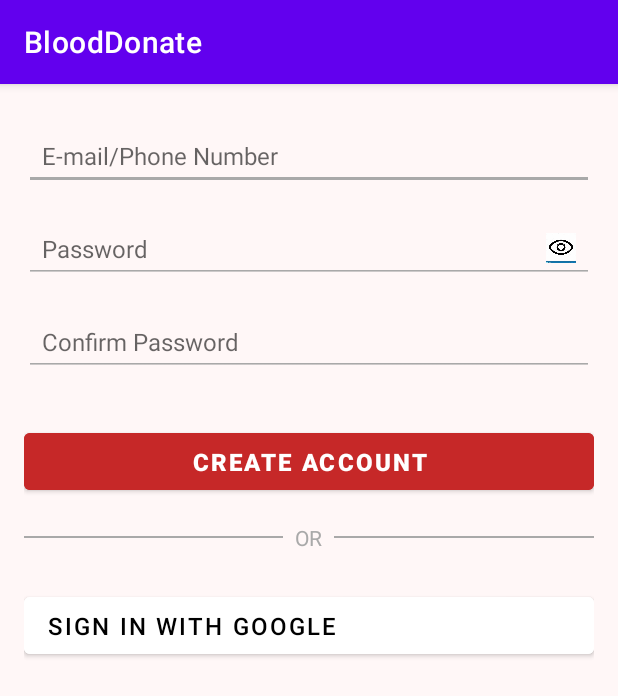
After one commit to dinhminh0307/Blood-Donation-App, an Android app: the RegisterActivity screen opened directly, with no data from a screen before it, on a phone screen of 412 x 824 dp. The commit adds this screen. Shown: the top 696 px of the screen. Run offline under Robolectric (Android 15) with nearby library versions, the phone set to English and light mode, and no system bars.

Commit message:
feat: add the register page

```diff
--- a/app/src/main/AndroidManifest.xml
+++ b/app/src/main/AndroidManifest.xml
@@ -13,6 +13,9 @@
         android:theme="@style/Theme.BloodDonate"
         tools:targetApi="31">
         <activity
+            android:name=".activities.RegisterActivity"
+            android:exported="false" />
+        <activity
             android:name=".MainActivity"
             android:exported="true">
             <intent-filter>
--- a/app/src/main/java/com/example/blooddonate/MainActivity.java
+++ b/app/src/main/java/com/example/blooddonate/MainActivity.java
@@ -1,6 +1,9 @@
 package com.example.blooddonate;
 
+import android.content.Intent;
 import android.os.Bundle;
+import android.view.View;
+import android.widget.Button;
 
 import androidx.activity.EdgeToEdge;
 import androidx.appcompat.app.AppCompatActivity;
@@ -8,13 +11,29 @@ import androidx.core.graphics.Insets;
 import androidx.core.view.ViewCompat;
 import androidx.core.view.WindowInsetsCompat;
 
+import com.example.blooddonate.activities.RegisterActivity;
+
 public class MainActivity extends AppCompatActivity {
+
+    Button createAccountBtn;
 
     @Override
     protected void onCreate(Bundle savedInstanceState) {
         super.onCreate(savedInstanceState);
         EdgeToEdge.enable(this);
         setContentView(R.layout.activity_main);
+        onRegisterClicked();
 
     }
+
+    private void onRegisterClicked() {
+        createAccountBtn = findViewById(R.id.create_account_button);
+        createAccountBtn.setOnClickListener(new View.OnClickListener() {
+            @Override
+            public void onClick(View v) {
+                Intent intent = new Intent(MainActivity.this, RegisterActivity.class);
+                startActivity(intent);
+            }
+        });
+    }
 }
--- /dev/null
+++ b/app/src/main/java/com/example/blooddonate/activities/RegisterActivity.java
@@ -0,0 +1,22 @@
+package com.example.blooddonate.activities;
+
+import android.os.Bundle;
+
+import androidx.activity.EdgeToEdge;
+import androidx.appcompat.app.AppCompatActivity;
+import androidx.core.graphics.Insets;
+import androidx.core.view.ViewCompat;
+import androidx.core.view.WindowInsetsCompat;
+
+import com.example.blooddonate.R;
+
+public class RegisterActivity extends AppCompatActivity {
+
+    @Override
+    protected void onCreate(Bundle savedInstanceState) {
+        super.onCreate(savedInstanceState);
+        EdgeToEdge.enable(this);
+        setContentView(R.layout.activity_register);
+
+    }
+}
--- /dev/null
+++ b/app/src/main/res/drawable/google_button_background.xml
@@ -0,0 +1,7 @@
+<shape xmlns:android="http://schemas.android.com/apk/res/android">
+    <solid android:color="#FFFFFF" />
+    <corners android:radius="8dp" />
+    <stroke
+        android:width="1dp"
+        android:color="#A9A9A9" />
+</shape>
--- /dev/null
+++ b/app/src/main/res/drawable/ic_visibility_small.xml
@@ -0,0 +1,6 @@
+<layer-list xmlns:android="http://schemas.android.com/apk/res/android">
+    <item
+        android:width="20dp"
+        android:height="20dp"
+        android:drawable="@drawable/ic_visibility" />
+</layer-list>
--- /dev/null
+++ b/app/src/main/res/layout/activity_register.xml
@@ -0,0 +1,127 @@
+<?xml version="1.0" encoding="utf-8"?>
+<ScrollView
+    xmlns:android="http://schemas.android.com/apk/res/android"
+    android:layout_width="match_parent"
+    android:layout_height="match_parent"
+    android:background="#FFF7F7"
+    android:padding="16dp">
+
+    <LinearLayout
+        android:layout_width="match_parent"
+        android:layout_height="wrap_content"
+        android:orientation="vertical">
+
+        <!-- Title -->
+        <TextView
+            android:id="@+id/title"
+            android:layout_width="wrap_content"
+            android:layout_height="wrap_content"
+            android:text="Create An Account"
+            android:textColor="#800000"
+            android:textSize="24sp"
+            android:textStyle="bold"
+            android:layout_gravity="center_horizontal"
+            android:layout_marginBottom="32dp" />
+
+        <!-- Email/Phone Input -->
+        <EditText
+            android:id="@+id/email_phone_input"
+            android:layout_width="match_parent"
+            android:layout_height="wrap_content"
+            android:hint="E-mail/Phone Number"
+            android:inputType="textEmailAddress"
+            android:padding="12dp"
+            android:backgroundTint="#A9A9A9"
+            android:textSize="16sp"
+            android:layout_marginBottom="16dp" />
+
+        <!-- Password Input -->
+        <EditText
+            android:id="@+id/password_input"
+            android:layout_width="match_parent"
+            android:layout_height="wrap_content"
+            android:hint="Password"
+            android:inputType="textPassword"
+            android:padding="12dp"
+            android:backgroundTint="#A9A9A9"
+            android:textSize="16sp"
+            android:drawableEnd="@drawable/ic_visibility_small"
+            android:layout_marginBottom="16dp" />
+
+
+        <!-- Confirm Password Input -->
+        <EditText
+            android:id="@+id/confirm_password_input"
+            android:layout_width="match_parent"
+            android:layout_height="wrap_content"
+            android:hint="Confirm Password"
+            android:inputType="textPassword"
+            android:padding="12dp"
+            android:backgroundTint="#A9A9A9"
+            android:textSize="16sp"
+            android:layout_marginBottom="32dp" />
+
+        <!-- Create Account Button -->
+        <Button
+            android:id="@+id/create_account_button"
+            android:layout_width="match_parent"
+            android:layout_height="50dp"
+            android:backgroundTint="#C62828"
+            android:text="Create Account"
+            android:textColor="#FFFFFF"
+            android:textStyle="bold"
+            android:textSize="16sp"
+            android:layout_marginBottom="16dp" />
+
+        <!-- OR Divider -->
+        <LinearLayout
+            android:layout_width="match_parent"
+            android:layout_height="wrap_content"
+            android:orientation="horizontal"
+            android:gravity="center"
+            android:layout_marginBottom="16dp">
+
+            <View
+                android:layout_width="0dp"
+                android:layout_height="1dp"
+                android:layout_weight="1"
+                android:background="#A9A9A9" />
+
+            <TextView
+                android:layout_width="wrap_content"
+                android:layout_height="wrap_content"
+                android:layout_marginHorizontal="8dp"
+                android:text="OR"
+                android:textColor="#A9A9A9"
+                android:textSize="14sp" />
+
+            <View
+                android:layout_width="0dp"
+                android:layout_height="1dp"
+                android:layout_weight="1"
+                android:background="#A9A9A9" />
+        </LinearLayout>
+
+        <!-- Google Sign-In Button -->
+        <Button
+            android:id="@+id/google_sign_in_button"
+            android:layout_width="match_parent"
+            android:layout_height="50dp"
+            android:backgroundTint="#FFFFFF"
+            android:text="Sign in with Google"
+            android:textColor="#000000"
+            android:textSize="16sp"
+            android:drawableStart="@drawable/google_logo"
+            android:drawablePadding="8dp"
+            android:gravity="center_vertical"
+            android:layout_marginTop="8dp"
+            android:layout_marginBottom="16dp"
+            android:elevation="4dp"
+            android:paddingStart="16dp"
+            android:paddingEnd="16dp"
+            android:fontFamily="sans-serif-medium" />
+
+
+
+    </LinearLayout>
+</ScrollView>
```
Also changed, not shown: app/src/main/res/drawable/google_logo.jpeg (added), app/src/main/res/drawable/ic_visibility.jpeg (added), 1 other file.
